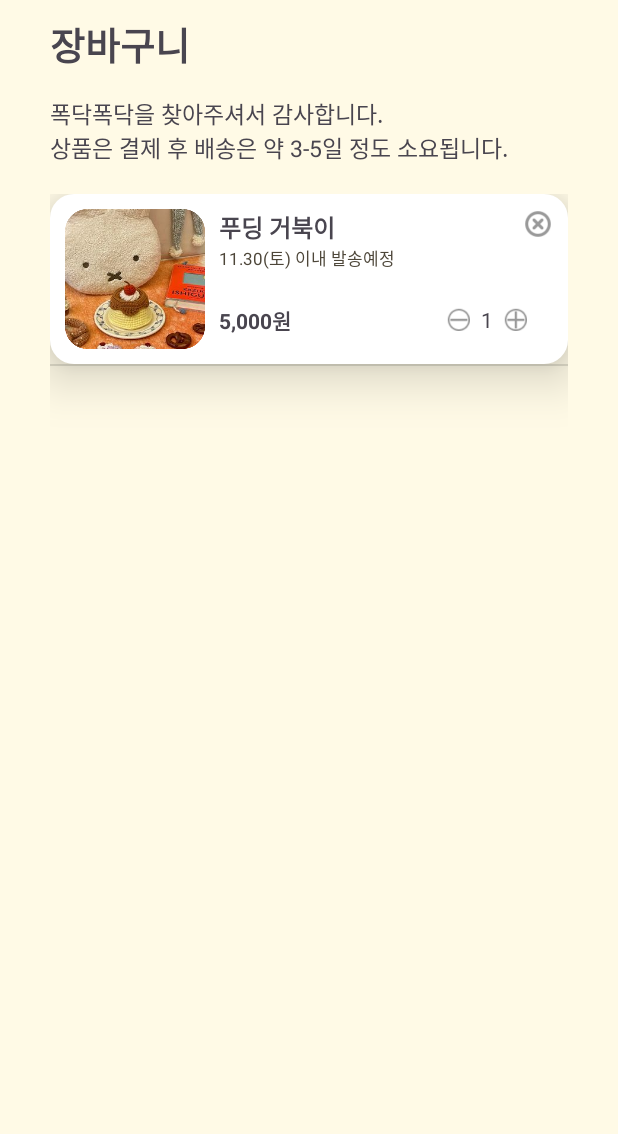
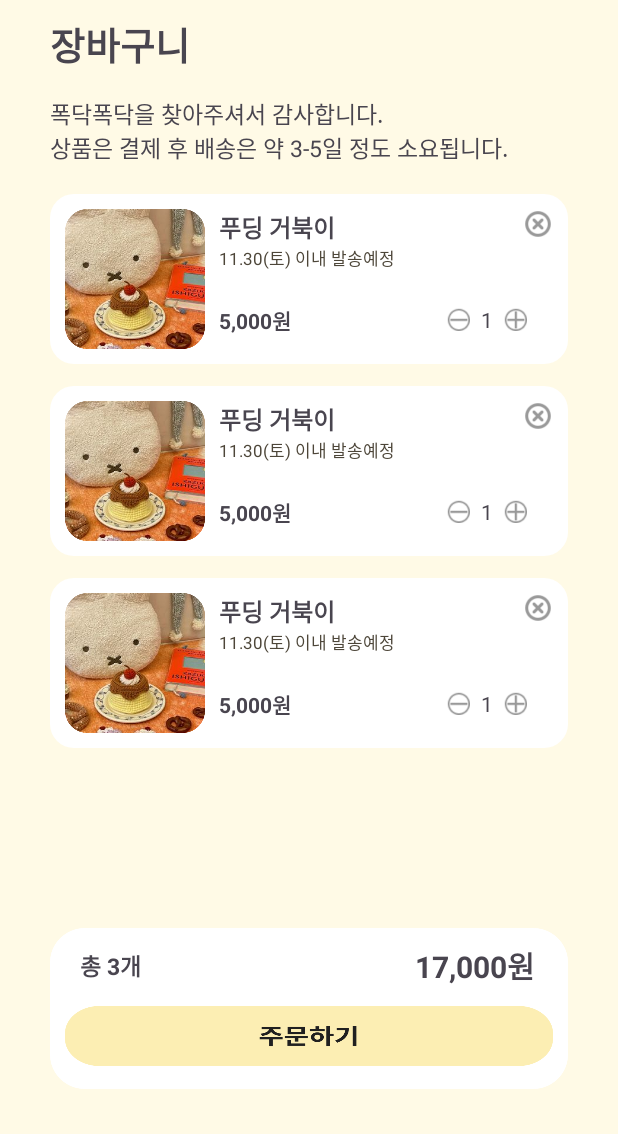
Before and after one commit to zuhugirlfuran/PogDagPogDag, an Android app: the fragment CartFragment placed in its activity, on a phone screen of 412 x 824 dp, the part 102-1236 px from its top. Run offline under Robolectric (Android 15) with nearby library versions, the light colour scheme and no system bars; network calls fail; pictures from the network do not load.

Commit message:
CartFragment 구현

```diff
--- a/snuggle_final_app/app/src/main/java/com/ssafy/snuggle_final_app/cart/CartFragment.kt
+++ b/snuggle_final_app/app/src/main/java/com/ssafy/snuggle_final_app/cart/CartFragment.kt
@@ -34,6 +34,18 @@ class CartFragment : Fragment() {
                 "11.30(토) 이내 발송예정",
                 "5,000원"
             ),
+            Cart(
+                R.drawable.item03,
+                "푸딩거북이2",
+                "11.30(토) 이내 발송예정",
+                "5,000원"
+            ),
+            Cart(
+                R.drawable.item03,
+                "푸딩거북이2",
+                "11.30(토) 이내 발송예정",
+                "5,000원"
+            ),
         )
 
         val adapter = CartAdapter(requireContext(), dataList)
--- a/snuggle_final_app/app/src/main/res/layout/fragment_cart.xml
+++ b/snuggle_final_app/app/src/main/res/layout/fragment_cart.xml
@@ -29,6 +29,52 @@
     <ListView
         android:id="@+id/cart_lv"
         android:layout_width="match_parent"
-        android:layout_height="match_parent"
-        android:clipToPadding="false" />
+        android:layout_height="0dp"
+        android:layout_weight="1"
+        android:clipToPadding="false"
+        android:divider="@android:color/transparent" />
+
+
+    <LinearLayout
+        android:layout_width="match_parent"
+        android:layout_height="107dp"
+        android:layout_marginTop="20dp"
+        android:layout_marginBottom="30dp"
+        android:background="@drawable/cart_white_background"
+        android:orientation="vertical"
+        android:paddingLeft="10dp"
+        android:paddingRight="10dp"
+        android:paddingTop="10dp">
+
+        <LinearLayout
+            android:paddingLeft="10dp"
+            android:paddingRight="12dp"
+            android:gravity="center"
+            android:layout_width="match_parent"
+            android:layout_height="wrap_content"
+            android:orientation="horizontal">
+
+            <TextView
+                android:layout_width="wrap_content"
+                android:layout_height="wrap_content"
+                android:layout_weight="1"
+                android:text="총 3개"
+                android:textSize="15sp"
+                android:textStyle="bold" />
+
+            <TextView
+                android:layout_width="wrap_content"
+                android:layout_height="wrap_content"
+                android:text="17,000원"
+                android:textSize="20sp"
+                android:textStyle="bold" />
+        </LinearLayout>
+
+        <ImageButton
+            android:layout_marginTop="12dp"
+            android:id="@+id/cart_btn_order"
+            android:layout_width="wrap_content"
+            android:layout_height="40dp"
+            android:background="@drawable/order_btn" />
+    </LinearLayout>
 </LinearLayout>
--- a/snuggle_final_app/app/src/main/res/layout/item_cart.xml
+++ b/snuggle_final_app/app/src/main/res/layout/item_cart.xml
@@ -3,12 +3,16 @@
     xmlns:app="http://schemas.android.com/apk/res-auto"
     android:layout_width="match_parent"
     android:layout_height="wrap_content"
+    android:layout_marginBottom="20dp"
+    android:orientation="vertical">
+
+
+    <LinearLayout
+        android:layout_width="match_parent"
+        android:layout_height="wrap_content"
         android:background="@drawable/cart_listview_item"
-    android:elevation="20dp"
         android:orientation="horizontal"
-
         android:padding="10dp">
-
 
         <ImageView
             android:id="@+id/cart_iv_product"
@@ -99,3 +103,9 @@
 
         </LinearLayout>
     </LinearLayout>
+
+    <LinearLayout
+        android:layout_width="match_parent"
+        android:layout_height="15dp"
+        android:orientation="vertical" />
+</LinearLayout>
```
Also changed, not shown: snuggle_final_app/app/src/main/res/drawable/cart_white_background.png (added). Lines whose indentation alone changed are shown as unchanged.
